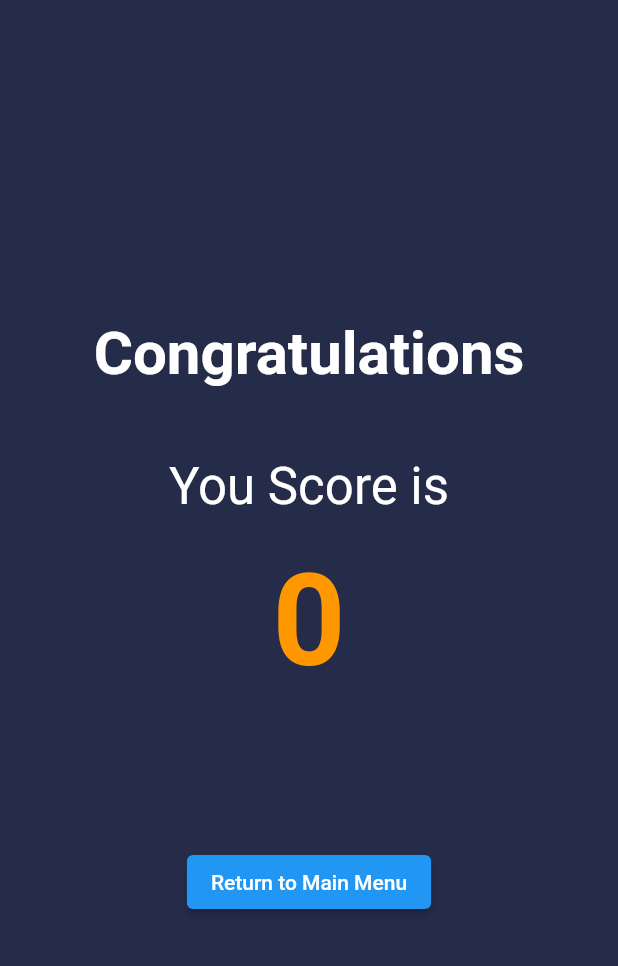
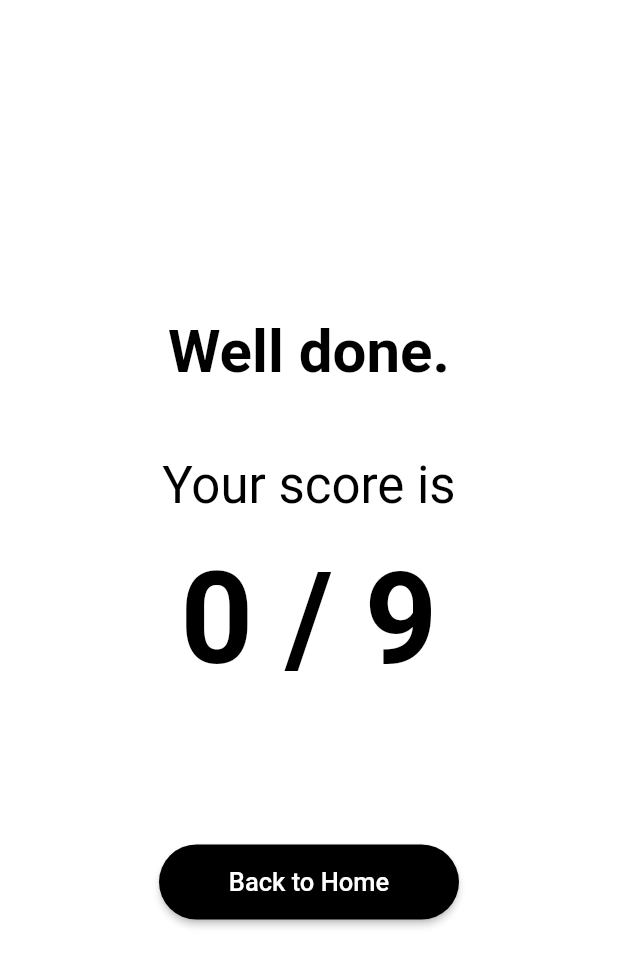
Before and after one commit to sri0606/Brainwaive, a Flutter app: the ResultScreen screen opened directly with empty values, on a phone screen of 412 x 824 dp. Shown: the top 966 px of the screen. Run offline on Flutter 3.47's test engine with Material 2 defaults, Android fonts, the phone set to English and light mode, and no system bars; our stand-ins replace flip_card, syncfusion_flutter_sliders.

```diff
--- a/brain2app/lib/screens/quiz/result_screen.dart
+++ b/brain2app/lib/screens/quiz/result_screen.dart
@@ -17,7 +17,7 @@ class _ResultScreenState extends State<ResultScreen> {
   @override
   Widget build(BuildContext context) {
     return Scaffold(
-      backgroundColor: AppColor.pripmaryColor,
+      backgroundColor: Colors.white,
       body: Column(
         mainAxisAlignment: MainAxisAlignment.center,
         crossAxisAlignment: CrossAxisAlignment.center,
@@ -25,10 +25,10 @@ class _ResultScreenState extends State<ResultScreen> {
           SizedBox(
             width: double.infinity,
             child: Text(
-              "Congratulations",
+              "Well done.",
               textAlign: TextAlign.center,
               style: TextStyle(
-                color: Colors.white,
+                color: Colors.black,
                 fontSize: 40.0,
                 fontWeight: FontWeight.bold,
               ),
@@ -38,16 +38,16 @@ class _ResultScreenState extends State<ResultScreen> {
             height: 45.0,
           ),
           Text(
-            "You Score is",
-            style: TextStyle(color: Colors.white, fontSize: 34.0),
+            "Your score is",
+            style: TextStyle(color: Colors.black, fontSize: 34.0),
           ),
           SizedBox(
             height: 20.0,
           ),
           Text(
-            "${widget.score}",
+            "${widget.score} / 9",
             style: TextStyle(
-              color: Colors.orange,
+              color: Colors.black,
               fontSize: 85.0,
               fontWeight: FontWeight.bold,
             ),
@@ -55,15 +55,31 @@ class _ResultScreenState extends State<ResultScreen> {
           SizedBox(
             height: 100.0,
           ),
-          ElevatedButton(
-            onPressed: () {
-              // Pop two screens
-              Navigator.pop(context);
-              Navigator.pop(context);
-            },
-            child: Text(
-              "Return to Main Menu",
-              style: TextStyle(color: Colors.white),
+          SizedBox(
+            height: 50,
+            width: 200,
+            child: ElevatedButton(
+              onPressed: () {
+                // navigate to homeScreen
+                Navigator.pop(context);
+                Navigator.pop(context);
+                Navigator.pop(context);
+                Navigator.pop(context);
+              },
+              // make text larger
+              child: Text(
+                "Back to Home",
+                style: TextStyle(
+                  fontSize: 17,
+                ),
+              ),
+              // make color black
+              style: ElevatedButton.styleFrom(
+                primary: Colors.black,
+                shape: RoundedRectangleBorder(
+                  borderRadius: BorderRadius.circular(25.0),
+                ),
+              ),
             ),
           ),
         ],
--- a/brain2app/pubspec.yaml
+++ b/brain2app/pubspec.yaml
@@ -33,6 +33,7 @@ dependencies:
   flip_card: ^0.7.0
   flutter:
     sdk: flutter
+  http: ^0.13.5
   provider: ^6.0.5
   syncfusion_flutter_sliders: ^20.4.44
 
```
Also changed, not shown: brain2app/lib/screens/quiz/quizz_screen.dart (+25 -14 lines), brain2app/pubspec.lock.
